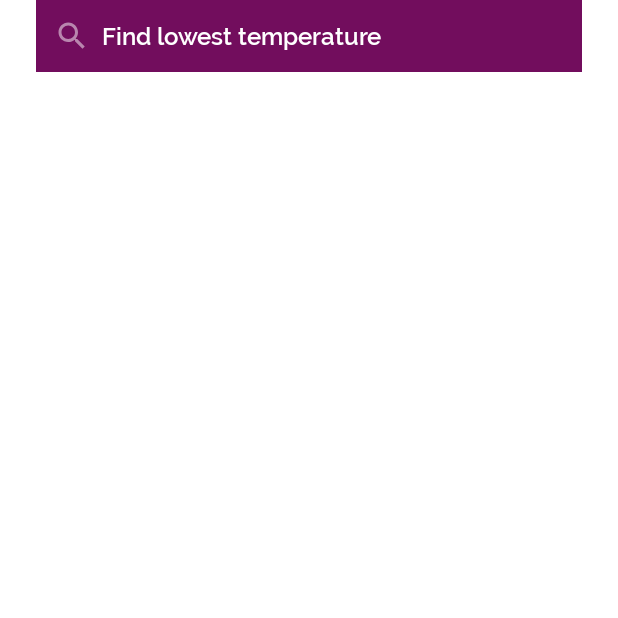
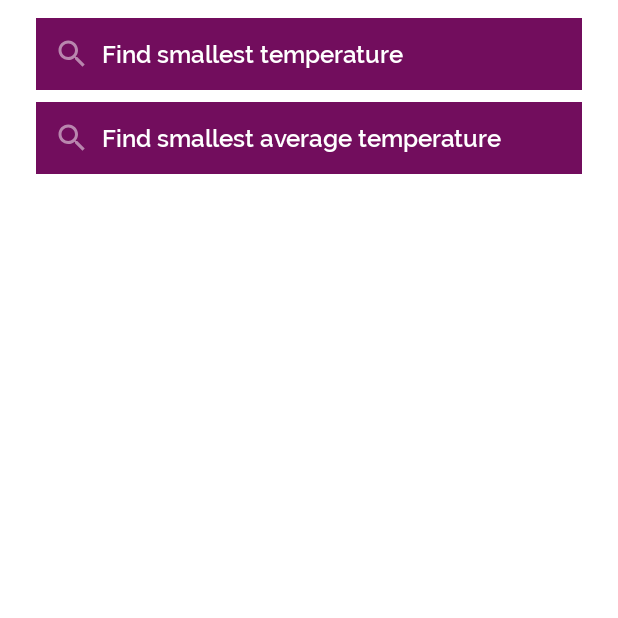
Before and after one commit to Szczurk3y/UKRecruitmentTask, an Android app built with Jetpack Compose: the composable SearchContent shown on its own in the app's theme, on a phone screen of 412 x 824 dp, the top half of it. Run offline under Robolectric (Android 15) with nearby library versions, the phone set to English and light mode, and no system bars; our stand-ins replace livedata-compose.

Commit message:
Add find average daily temp filter button

```diff
--- a/app/src/main/java/com/mytest/recrutimenttask_maciejstoinski/view/home/HomeFeatures.kt
+++ b/app/src/main/java/com/mytest/recrutimenttask_maciejstoinski/view/home/HomeFeatures.kt
@@ -15,18 +15,25 @@ import com.mytest.recrutimenttask_maciejstoinski.R
 @Composable
 fun CitiesSearchContent(searchContentUpdates: SearchContentUpdates) {
     CitySearch {
-        FindSmallestTemperature(
-            modifier = Modifier.clickable(onClick = searchContentUpdates.onFindLowestTemperatureClicked),
+        FilterFindCity(
+            modifier = Modifier.clickable(onClick = searchContentUpdates.onFindSmallestTemperatureClicked),
             vectorImageId = R.drawable.ic_search
         ) {
-            Text(text = "Find lowest temperature", style = MaterialTheme.typography.body1.copy(color = Color.White))
+            Text(text = "Find smallest temperature", style = MaterialTheme.typography.body1.copy(color = Color.White))
+        }
+        Spacer(Modifier.height(8.dp))
+        FilterFindCity(
+            modifier = Modifier.clickable(onClick = searchContentUpdates.onFindSmallestAverageDailyTemp),
+            vectorImageId = R.drawable.ic_search
+        ) {
+            Text(text = "Find smallest average temperature", style = MaterialTheme.typography.body1.copy(color = Color.White))
         }
         Spacer(Modifier.height(8.dp))
     }
 }
 
 @Composable
-fun FindSmallestTemperature(
+fun FilterFindCity(
     modifier: Modifier = Modifier,
     @DrawableRes vectorImageId: Int? = null,
     content: @Composable () -> Unit,
@@ -58,7 +65,7 @@ fun FindSmallestTemperature(
 
 @Composable
 private fun CitySearch(content: @Composable () -> Unit) {
-    Column(Modifier.padding(start = 24.dp, top = 0.dp, end = 24.dp, bottom = 12.dp)) {
+    Column(Modifier.padding(start = 24.dp, top = 12.dp, end = 24.dp, bottom = 12.dp)) {
         content()
     }
 }
--- a/app/src/main/java/com/mytest/recrutimenttask_maciejstoinski/view/home/HomeScreen.kt
+++ b/app/src/main/java/com/mytest/recrutimenttask_maciejstoinski/view/home/HomeScreen.kt
@@ -1,15 +1,11 @@
 package com.mytest.recrutimenttask_maciejstoinski.view.home
 
 import android.util.Log
-import android.view.MenuItem
-import androidx.annotation.DrawableRes
 import androidx.compose.animation.animateContentSize
 import androidx.compose.foundation.Image
 import androidx.compose.foundation.clickable
 import androidx.compose.foundation.layout.*
 import androidx.compose.material.*
-import androidx.compose.material.icons.Icons
-import androidx.compose.material.icons.filled.FiberManualRecord
 import androidx.compose.runtime.*
 import androidx.compose.runtime.livedata.observeAsState
 import androidx.compose.ui.Alignment
@@ -22,7 +18,6 @@ import androidx.lifecycle.viewmodel.compose.viewModel
 import com.mytest.recrutimenttask_maciejstoinski.base.ExploreSection
 import com.mytest.recrutimenttask_maciejstoinski.model.CityDetail
 import com.mytest.recrutimenttask_maciejstoinski.viewmodel.MainViewModel
-import kotlinx.coroutines.launch
 
 typealias OnCityDetailItemClicked = (CityDetail) -> Unit
 
@@ -160,8 +155,12 @@ private fun SearchContent(
 ) {
     Box() {
         CitiesSearchContent(SearchContentUpdates(
-            onFindLowestTemperatureClicked = {
-                Log.i("Lowest temp clicked", "Find lowest temp clicked")
+            onFindSmallestTemperatureClicked = {
+                Log.i("Smallest temp clicked", "Find smallest temp clicked")
+                viewmodel.findLowestTemperature()
+            },
+            onFindSmallestAverageDailyTemp = {
+                Log.i("Average temp clicked", "Find smallest average daily temp")
                 viewmodel.findLowestTemperature()
             }
         ))
@@ -175,7 +174,8 @@ private fun SearchContent(
 }
 
 data class SearchContentUpdates(
-    val onFindLowestTemperatureClicked: () -> Unit
+    val onFindSmallestTemperatureClicked: () -> Unit,
+    val onFindSmallestAverageDailyTemp: () -> Unit
 )
 
 enum class Filter { Reset }
```
Also changed, not shown: app/src/main/java/com/mytest/recrutimenttask_maciejstoinski/viewmodel/MainViewModel.kt (+9 -2 lines).
